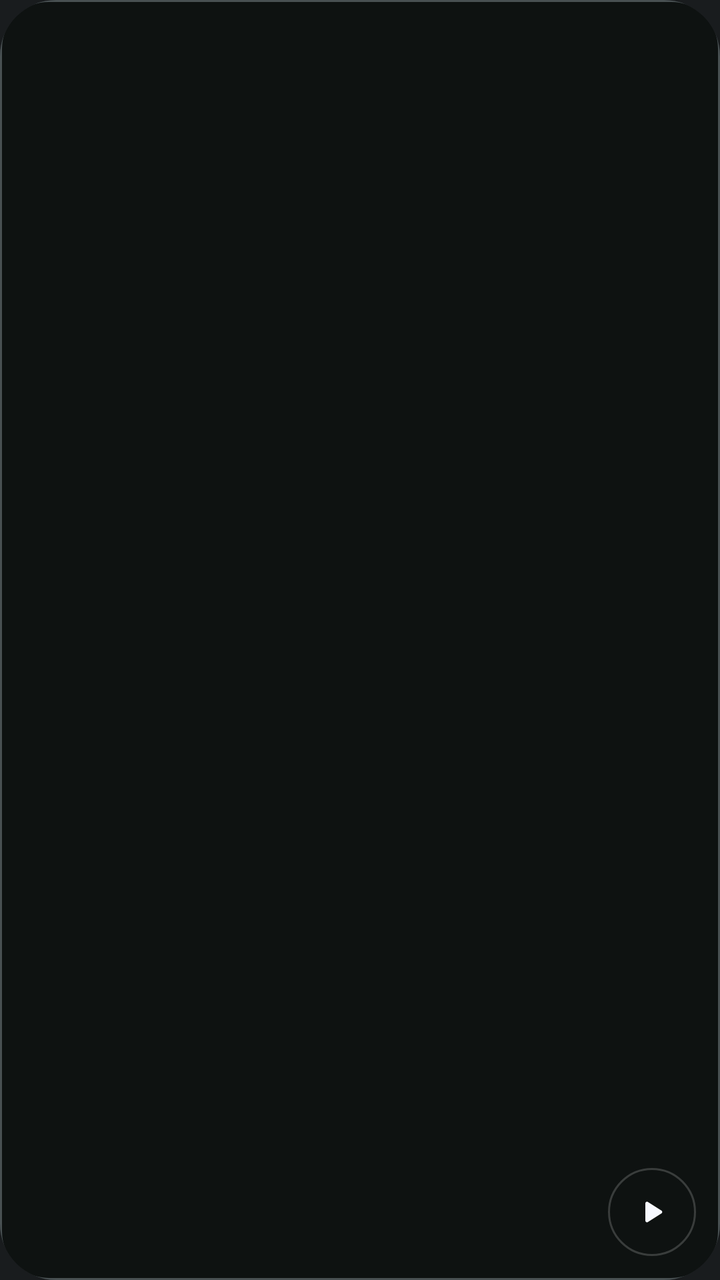
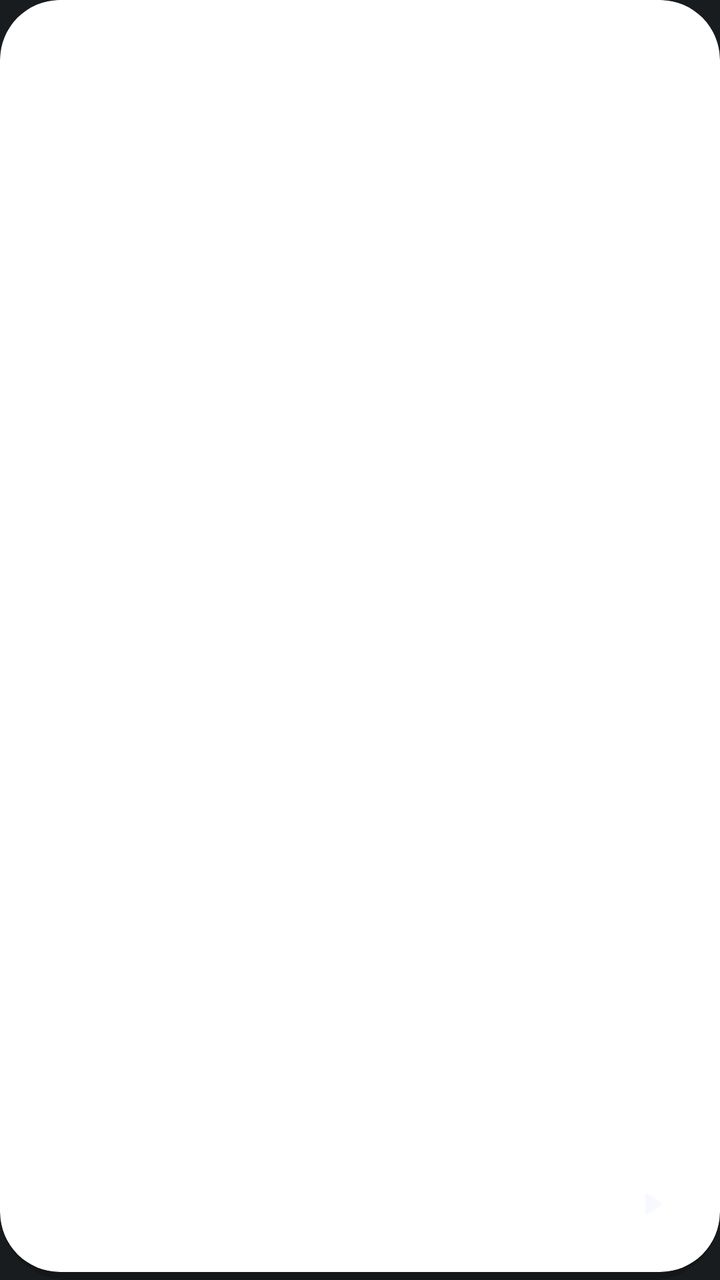

Two renders of the same Android screen: before a commit and after it. Below are the layout's source before the change and the commit's diff.
<!-- AndroidManifest.xml: application theme Theme.MyApplication -->
<!-- res/layout/widget_aurix_cover.xml -->
<?xml version="1.0" encoding="utf-8"?>
<FrameLayout xmlns:android="http://schemas.android.com/apk/res/android"
    android:id="@+id/widget_cover_root"
    android:layout_width="match_parent"
    android:layout_height="match_parent"
    android:background="@drawable/widget_clip_28dp"
    android:clipToOutline="true">

    
    <LinearLayout
        android:id="@+id/widget_cover_empty_container"
        android:layout_width="match_parent"
        android:layout_height="match_parent"
        android:gravity="center"
        android:orientation="vertical"
        android:padding="14dp"
        android:visibility="gone">

        <ImageView
            android:id="@+id/widget_cover_empty_orbi"
            android:layout_width="36dp"
            android:layout_height="36dp"
            android:contentDescription="@null"
            android:src="@drawable/ic_widget_orbi" />

        <ImageView
            android:id="@+id/widget_cover_empty_bitmap"
            android:layout_width="wrap_content"
            android:layout_height="wrap_content"
            android:layout_marginTop="8dp"
            android:adjustViewBounds="true"
            android:contentDescription="@null"
            android:scaleType="fitCenter"
            android:visibility="gone" />

        <TextView
            android:id="@+id/widget_cover_empty_text"
            android:layout_width="wrap_content"
            android:layout_height="wrap_content"
            android:layout_marginTop="8dp"
            android:ellipsize="end"
            android:gravity="center"
            android:maxLines="2"
            android:text="@string/widget_tap_to_play"
            android:textColor="#FFFFFF"
            android:textSize="13sp"
            android:textStyle="bold" />
    </LinearLayout>

    
    <FrameLayout
        android:id="@+id/widget_cover_content_container"
        android:layout_width="match_parent"
        android:layout_height="match_parent">

        <ImageView
            android:id="@+id/widget_cover_image"
            android:layout_width="match_parent"
            android:layout_height="match_parent"
            android:contentDescription="@string/widget_cd_album_art"
            android:scaleType="centerCrop" />

        <FrameLayout
            android:id="@+id/widget_cover_border"
            android:layout_width="match_parent"
            android:layout_height="match_parent"
            android:background="@drawable/widget_card_border_dark" />

        <FrameLayout
            android:id="@+id/widget_cover_play_pause"
            android:layout_width="44dp"
            android:layout_height="44dp"
            android:layout_gravity="bottom|end"
            android:layout_margin="12dp"
            android:background="@drawable/widget_circle_blur_dark">

            <ImageView
                android:id="@+id/widget_cover_play_pause_icon"
                android:layout_width="20dp"
                android:layout_height="20dp"
                android:layout_gravity="center"
                android:contentDescription="@string/widget_cd_play_pause"
                android:src="@drawable/ic_widget_play" />
        </FrameLayout>
    </FrameLayout>
</FrameLayout>
<!-- resources referenced by this layout -->
<resources>
  <!-- drawable ic_widget_play (drawable) -->
  <?xml version="1.0" encoding="utf-8"?>
  <vector xmlns:android="http://schemas.android.com/apk/res/android"
      android:width="24dp"
      android:height="24dp"
      android:viewportWidth="24"
      android:viewportHeight="24">
      <path
          android:fillColor="#F7F9FF"
          android:pathData="M8,6.82v10.36c0,0.79 0.87,1.27 1.54,0.84l8.14,-5.18c0.62,-0.39 0.62,-1.29 0,-1.69L9.54,5.98C8.87,5.55 8,6.03 8,6.82z" />
  </vector>
  <!-- drawable widget_card_border_dark (drawable) -->
  <?xml version="1.0" encoding="utf-8"?>
  <shape xmlns:android="http://schemas.android.com/apk/res/android"
      android:shape="rectangle">
      <corners android:radius="24dp" />
      <solid android:color="@android:color/transparent" />
      <stroke
          android:width="1dp"
          android:color="#46E2F2FF" />
  </shape>
  <!-- drawable widget_circle_blur_dark (drawable) -->
  <?xml version="1.0" encoding="utf-8"?>
  <shape xmlns:android="http://schemas.android.com/apk/res/android"
      android:shape="oval">
      <solid android:color="#B80E1211" />
      <stroke
          android:width="1dp"
          android:color="#2EFFFFFF" />
  </shape>
  <!-- drawable widget_clip_28dp (drawable) -->
  <?xml version="1.0" encoding="utf-8"?>
  <shape xmlns:android="http://schemas.android.com/apk/res/android"
      android:shape="rectangle">
      <corners android:radius="28dp" />
      <solid android:color="#0E1211" />
  </shape>
  <string name="widget_cd_album_art">Album art, tap to open player</string>
  <string name="widget_cd_play_pause">Play or pause</string>
  <string name="widget_tap_to_play">Tap to play music</string>
  <style name="Theme.MyApplication" parent="android:Theme.DeviceDefault.NoActionBar" />
  <!-- unchanged entries left out for length: 1 -->
</resources>

<!-- the commit's change to res/layout/widget_aurix_cover.xml (unified diff, before → after) -->
@@ -1,86 +1,104 @@
 <?xml version="1.0" encoding="utf-8"?>
 <FrameLayout xmlns:android="http://schemas.android.com/apk/res/android"
-    android:id="@+id/widget_cover_root"
+    android:id="@+id/widget_cover_outer_shadow"
     android:layout_width="match_parent"
     android:layout_height="match_parent"
-    android:background="@drawable/widget_clip_28dp"
-    android:clipToOutline="true">
+    android:background="@drawable/widget_shadow_soft"
+    android:layoutDirection="locale"
+    android:paddingBottom="4dp">
 
-    
-    <LinearLayout
-        android:id="@+id/widget_cover_empty_container"
+    <FrameLayout
+        android:id="@+id/widget_cover_root"
         android:layout_width="match_parent"
         android:layout_height="match_parent"
-        android:gravity="center"
-        android:orientation="vertical"
-        android:padding="14dp"
-        android:visibility="gone">
+        android:background="@drawable/widget_clip_30dp"
+        android:clipToOutline="true">
 
-        <ImageView
-            android:id="@+id/widget_cover_empty_orbi"
-            android:layout_width="36dp"
-            android:layout_height="36dp"
-            android:contentDescription="@null"
-            android:src="@drawable/ic_widget_orbi" />
-
-        <ImageView
-            android:id="@+id/widget_cover_empty_bitmap"
-            android:layout_width="wrap_content"
-            android:layout_height="wrap_content"
-            android:layout_marginTop="8dp"
-            android:adjustViewBounds="true"
-            android:contentDescription="@null"
-            android:scaleType="fitCenter"
-            android:visibility="gone" />
-
-        <TextView
-            android:id="@+id/widget_cover_empty_text"
-            android:layout_width="wrap_content"
-            android:layout_height="wrap_content"
-            android:layout_marginTop="8dp"
-            android:ellipsize="end"
-            android:gravity="center"
-            android:maxLines="2"
-            android:text="@string/widget_tap_to_play"
-            android:textColor="#FFFFFF"
-            android:textSize="13sp"
-            android:textStyle="bold" />
-    </LinearLayout>
-
-    
-    <FrameLayout
-        android:id="@+id/widget_cover_content_container"
-        android:layout_width="match_parent"
-        android:layout_height="match_parent">
-
-        <ImageView
-            android:id="@+id/widget_cover_image"
+        
+        <LinearLayout
+            android:id="@+id/widget_cover_empty_container"
             android:layout_width="match_parent"
             android:layout_height="match_parent"
-            android:contentDescription="@string/widget_cd_album_art"
-            android:scaleType="centerCrop" />
-
-        <FrameLayout
-            android:id="@+id/widget_cover_border"
-            android:layout_width="match_parent"
-            android:layout_height="match_parent"
-            android:background="@drawable/widget_card_border_dark" />
-
-        <FrameLayout
-            android:id="@+id/widget_cover_play_pause"
-            android:layout_width="44dp"
-            android:layout_height="44dp"
-            android:layout_gravity="bottom|end"
-            android:layout_margin="12dp"
-            android:background="@drawable/widget_circle_blur_dark">
+            android:background="#B0121628"
+            android:gravity="center"
+            android:orientation="vertical"
+            android:padding="14dp"
+            android:visibility="gone">
 
             <ImageView
-                android:id="@+id/widget_cover_play_pause_icon"
-                android:layout_width="20dp"
-                android:layout_height="20dp"
-                android:layout_gravity="center"
-                android:contentDescription="@string/widget_cd_play_pause"
-                android:src="@drawable/ic_widget_play" />
+                android:id="@+id/widget_cover_empty_orbi"
+                android:layout_width="36dp"
+                android:layout_height="36dp"
+                android:contentDescription="@null"
+                android:src="@drawable/ic_widget_orbi" />
+
+            <ImageView
+                android:id="@+id/widget_cover_empty_bitmap"
+                android:layout_width="wrap_content"
+                android:layout_height="wrap_content"
+                android:layout_marginTop="8dp"
+                android:adjustViewBounds="true"
+                android:contentDescription="@null"
+                android:scaleType="fitCenter"
+                android:visibility="gone" />
+
+            <TextView
+                android:id="@+id/widget_cover_empty_text"
+                android:layout_width="wrap_content"
+                android:layout_height="wrap_content"
+                android:layout_marginTop="8dp"
+                android:ellipsize="end"
+                android:gravity="center"
+                android:maxLines="2"
+                android:text="@string/widget_tap_to_play"
+                android:textColor="#FFFFFF"
+                android:textSize="13sp"
+                android:textStyle="bold" />
+        </LinearLayout>
+
+        
+        <FrameLayout
+            android:id="@+id/widget_cover_content_container"
+            android:layout_width="match_parent"
+            android:layout_height="match_parent">
+
+            <ImageView
+                android:id="@+id/widget_cover_image"
+                android:layout_width="match_parent"
+                android:layout_height="match_parent"
+                android:contentDescription="@string/widget_cd_album_art"
+                android:scaleType="centerCrop" />
+
+            <FrameLayout
+                android:id="@+id/widget_cover_sheen"
+                android:layout_width="match_parent"
+                android:layout_height="match_parent"
+                android:background="@drawable/widget_sheen_top_left" />
+
+            <FrameLayout
+                android:id="@+id/widget_cover_border"
+                android:layout_width="match_parent"
+                android:layout_height="match_parent"
+                android:background="@drawable/widget_edge_glass_30dp" />
+
+            <FrameLayout
+                android:id="@+id/widget_cover_play_pause"
+                android:layout_width="44dp"
+                android:layout_height="44dp"
+                android:layout_gravity="bottom|end"
+                android:layout_margin="12dp"
+                android:background="@drawable/widget_frost_pill_btn"
+                android:minWidth="44dp"
+                android:minHeight="44dp">
+
+                <ImageView
+                    android:id="@+id/widget_cover_play_pause_icon"
+                    android:layout_width="20dp"
+                    android:layout_height="20dp"
+                    android:layout_gravity="center"
+                    android:contentDescription="@string/widget_cd_play_pause"
+                    android:src="@drawable/ic_widget_play" />
+            </FrameLayout>
         </FrameLayout>
     </FrameLayout>
 </FrameLayout>
<!-- resource entries referenced after the edit -->
@@ -11,31 +11,80 @@
           android:fillColor="#F7F9FF"
           android:pathData="M8,6.82v10.36c0,0.79 0.87,1.27 1.54,0.84l8.14,-5.18c0.62,-0.39 0.62,-1.29 0,-1.69L9.54,5.98C8.87,5.55 8,6.03 8,6.82z" />
   </vector>
-  <!-- drawable widget_card_border_dark (drawable) -->
+  <!-- drawable widget_clip_30dp (drawable) -->
   <?xml version="1.0" encoding="utf-8"?>
   <shape xmlns:android="http://schemas.android.com/apk/res/android"
       android:shape="rectangle">
-      <corners android:radius="24dp" />
-      <solid android:color="@android:color/transparent" />
-      <stroke
-          android:width="1dp"
-          android:color="#46E2F2FF" />
+      <solid android:color="#FFFFFFFF" />
+      <corners android:radius="30dp" />
   </shape>
-  <!-- drawable widget_circle_blur_dark (drawable) -->
+  <!-- drawable widget_edge_glass_30dp (drawable) -->
   <?xml version="1.0" encoding="utf-8"?>
-  <shape xmlns:android="http://schemas.android.com/apk/res/android"
-      android:shape="oval">
-      <solid android:color="#B80E1211" />
-      <stroke
-          android:width="1dp"
-          android:color="#2EFFFFFF" />
-  </shape>
-  <!-- drawable widget_clip_28dp (drawable) -->
+  <layer-list xmlns:android="http://schemas.android.com/apk/res/android">
+      <item>
+          <shape android:shape="rectangle">
+              <solid android:color="#00000000" />
+              <stroke
+                  android:width="1dp"
+                  android:color="#29FFFFFF" />
+              <corners android:radius="30dp" />
+          </shape>
+      </item>
+      <item
+          android:gravity="top"
+          android:height="1dp"
+          android:left="28dp"
+          android:right="28dp">
+          <shape android:shape="rectangle">
+              <solid android:color="#73FFFFFF" />
+          </shape>
+      </item>
+  </layer-list>
+  <!-- drawable widget_frost_pill_btn (drawable) -->
+  <?xml version="1.0" encoding="utf-8"?>
+  <layer-list xmlns:android="http://schemas.android.com/apk/res/android">
+      <item>
+          <shape android:shape="rectangle">
+              <solid android:color="#24FFFFFF" />
+              <stroke
+                  android:width="1dp"
+                  android:color="#29FFFFFF" />
+              <corners android:radius="18dp" />
+          </shape>
+      </item>
+      <item
+          android:gravity="top"
+          android:height="1dp"
+          android:left="14dp"
+          android:right="14dp">
+          <shape android:shape="rectangle">
+              <solid android:color="#66FFFFFF" />
+          </shape>
+      </item>
+  </layer-list>
+  <!-- drawable widget_shadow_soft (drawable) -->
   <?xml version="1.0" encoding="utf-8"?>
   <shape xmlns:android="http://schemas.android.com/apk/res/android"
       android:shape="rectangle">
-      <corners android:radius="28dp" />
-      <solid android:color="#0E1211" />
+      <gradient
+          android:angle="270"
+          android:endColor="#38000000"
+          android:startColor="#00000000"
+          android:type="linear" />
+      <corners android:radius="34dp" />
+  </shape>
+  <!-- drawable widget_sheen_top_left (drawable) -->
+  <?xml version="1.0" encoding="utf-8"?>
+  <shape xmlns:android="http://schemas.android.com/apk/res/android"
+      android:shape="rectangle">
+      <gradient
+          android:angle="315"
+          android:centerColor="#08FFFFFF"
+          android:centerX="0.32"
+          android:centerY="0.32"
+          android:endColor="#00FFFFFF"
+          android:startColor="#3DFFFFFF"
+          android:type="linear" />
   </shape>
   <string name="widget_cd_album_art">Album art, tap to open player</string>
   <string name="widget_cd_play_pause">Play or pause</string>
